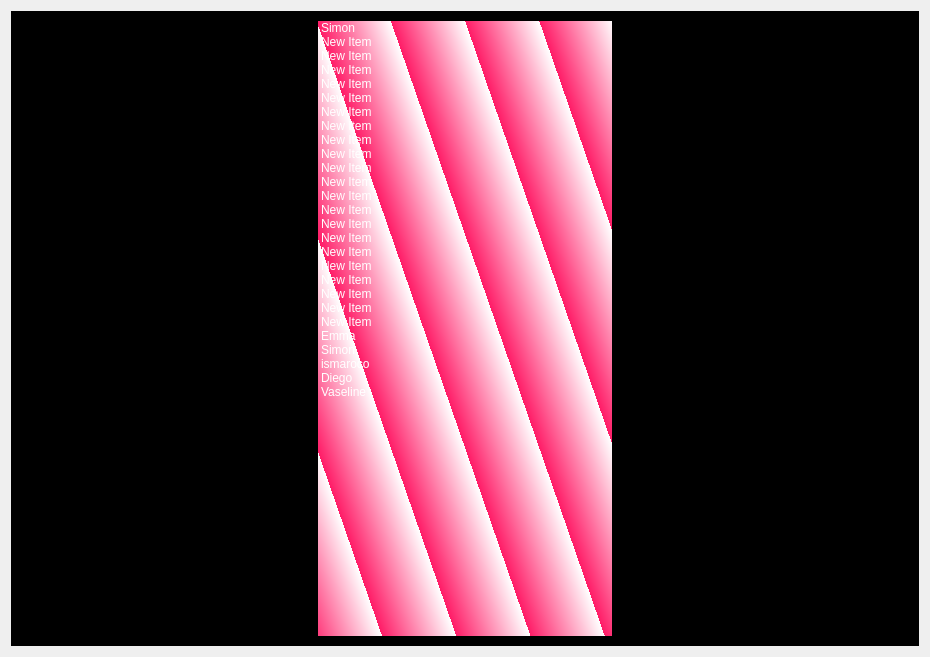
The window that Client/UI/InvitationQT.ui (Minigrim0/LombricABrac) describes before a commit, drawn with Qt 5.
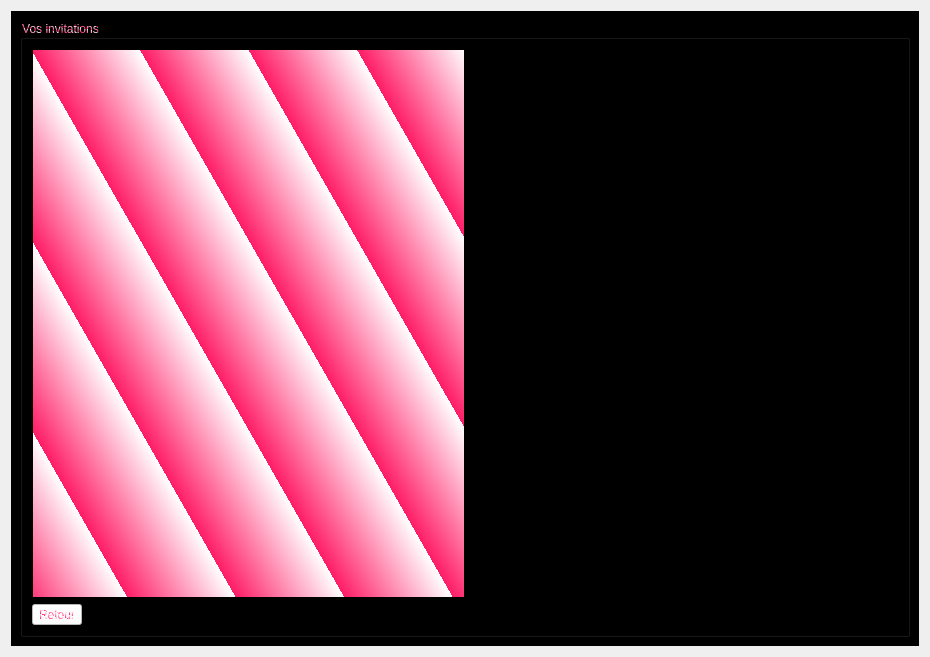
The same window after the commit. Icons and pictures are not drawn.

Commit message: refresh le design

```diff
--- a/Client/UI/InvitationQT.ui
+++ b/Client/UI/InvitationQT.ui
@@ -26,177 +26,61 @@
      </property>
      <layout class="QHBoxLayout" name="horizontalLayout_3">
       <item>
-       <layout class="QGridLayout" name="List_Ami_gridLayout">
-        <item row="0" column="3">
-         <spacer name="horizontalSpacer_5">
-          <property name="orientation">
-           <enum>Qt::Horizontal</enum>
-          </property>
-          <property name="sizeHint" stdset="0">
-           <size>
-            <width>40</width>
-            <height>20</height>
-           </size>
-          </property>
-         </spacer>
-        </item>
-        <item row="0" column="0">
-         <spacer name="horizontalSpacer_4">
-          <property name="orientation">
-           <enum>Qt::Horizontal</enum>
-          </property>
-          <property name="sizeHint" stdset="0">
-           <size>
-            <width>40</width>
-            <height>20</height>
-           </size>
-          </property>
-         </spacer>
-        </item>
-        <item row="0" column="2" rowspan="2">
-         <widget class="QListWidget" name="list_AmisWidget">
-          <property name="styleSheet">
-           <string notr="true">color: rgb(255, 255, 255);
+       <widget class="QGroupBox" name="InvitationsGroupBox">
+        <property name="title">
+         <string>Vos invitations</string>
+        </property>
+        <layout class="QVBoxLayout" name="verticalLayout">
+         <item>
+          <layout class="QGridLayout" name="gridLayout">
+           <item row="0" column="0">
+            <widget class="QListWidget" name="list_AmisWidget">
+             <property name="styleSheet">
+              <string notr="true">color: rgb(255, 255, 255);
 background-color: qlineargradient(spread:repeat, x1:0.835821, y1:0.119, x2:1, y2:0, stop:0 rgba(255, 28, 103, 255), stop:1 rgba(255, 255, 255, 255));</string>
-          </property>
-          <item>
-           <property name="text">
-            <string>Simon</string>
-           </property>
-          </item>
-          <item>
-           <property name="text">
-            <string>New Item</string>
-           </property>
-          </item>
-          <item>
-           <property name="text">
-            <string>New Item</string>
-           </property>
-          </item>
-          <item>
-           <property name="text">
-            <string>New Item</string>
-           </property>
-          </item>
-          <item>
-           <property name="text">
-            <string>New Item</string>
-           </property>
-          </item>
-          <item>
-           <property name="text">
-            <string>New Item</string>
-           </property>
-          </item>
-          <item>
-           <property name="text">
-            <string>New Item</string>
-           </property>
-          </item>
-          <item>
-           <property name="text">
-            <string>New Item</string>
-           </property>
-          </item>
-          <item>
-           <property name="text">
-            <string>New Item</string>
-           </property>
-          </item>
-          <item>
-           <property name="text">
-            <string>New Item</string>
-           </property>
-          </item>
-          <item>
-           <property name="text">
-            <string>New Item</string>
-           </property>
-          </item>
-          <item>
-           <property name="text">
-            <string>New Item</string>
-           </property>
-          </item>
-          <item>
-           <property name="text">
-            <string>New Item</string>
-           </property>
-          </item>
-          <item>
-           <property name="text">
-            <string>New Item</string>
-           </property>
-          </item>
-          <item>
-           <property name="text">
-            <string>New Item</string>
-           </property>
-          </item>
-          <item>
-           <property name="text">
-            <string>New Item</string>
-           </property>
-          </item>
-          <item>
-           <property name="text">
-            <string>New Item</string>
-           </property>
-          </item>
-          <item>
-           <property name="text">
-            <string>New Item</string>
-           </property>
-          </item>
-          <item>
-           <property name="text">
-            <string>New Item</string>
-           </property>
-          </item>
-          <item>
-           <property name="text">
-            <string>New Item</string>
-           </property>
-          </item>
-          <item>
-           <property name="text">
-            <string>New Item</string>
-           </property>
-          </item>
-          <item>
-           <property name="text">
-            <string>New Item</string>
-           </property>
-          </item>
-          <item>
-           <property name="text">
-            <string>Emma</string>
-           </property>
-          </item>
-          <item>
-           <property name="text">
-            <string>Simon</string>
-           </property>
-          </item>
-          <item>
-           <property name="text">
-            <string>ismaroco</string>
-           </property>
-          </item>
-          <item>
-           <property name="text">
-            <string>Diego</string>
-           </property>
-          </item>
-          <item>
-           <property name="text">
-            <string>Vaseline</string>
-           </property>
-          </item>
-         </widget>
-        </item>
-       </layout>
+             </property>
+            </widget>
+           </item>
+           <item row="0" column="1">
+            <spacer name="horizontalSpacer">
+             <property name="orientation">
+              <enum>Qt::Horizontal</enum>
+             </property>
+             <property name="sizeHint" stdset="0">
+              <size>
+               <width>40</width>
+               <height>20</height>
+              </size>
+             </property>
+            </spacer>
+           </item>
+           <item row="1" column="0">
+            <widget class="QToolButton" name="Return_From_InvitationsToolButton">
+             <property name="styleSheet">
+              <string notr="true">background-color: rgb(255, 255, 255);</string>
+             </property>
+             <property name="text">
+              <string>Retour</string>
+             </property>
+             <property name="icon">
+              <iconset resource="../images_widget.qrc">
+               <normaloff>:/icons/UI/Resources/left-arrow.png</normaloff>:/icons/UI/Resources/left-arrow.png</iconset>
+             </property>
+             <property name="iconSize">
+              <size>
+               <width>24</width>
+               <height>24</height>
+              </size>
+             </property>
+             <property name="toolButtonStyle">
+              <enum>Qt::ToolButtonTextBesideIcon</enum>
+             </property>
+            </widget>
+           </item>
+          </layout>
+         </item>
+        </layout>
+       </widget>
       </item>
      </layout>
     </widget>
```
Left out of the diff: 4 changed lines with no effect on the pictures.
